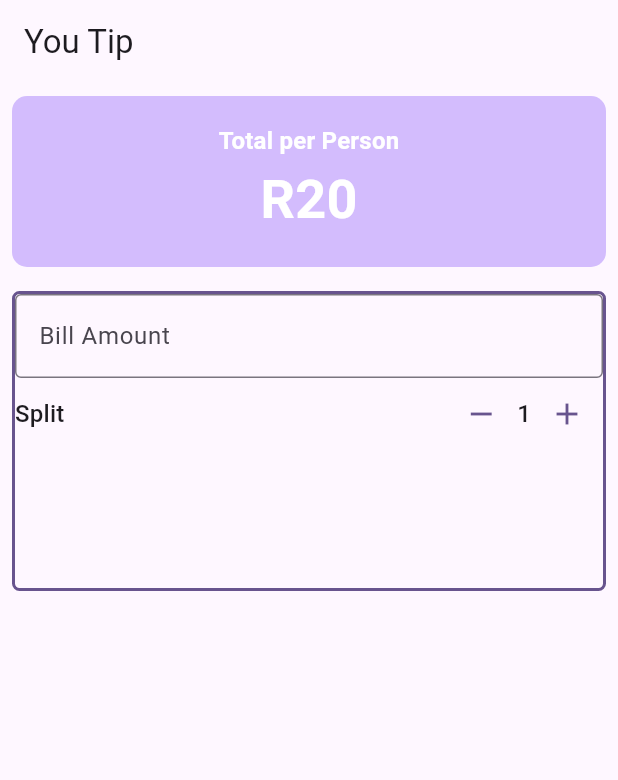
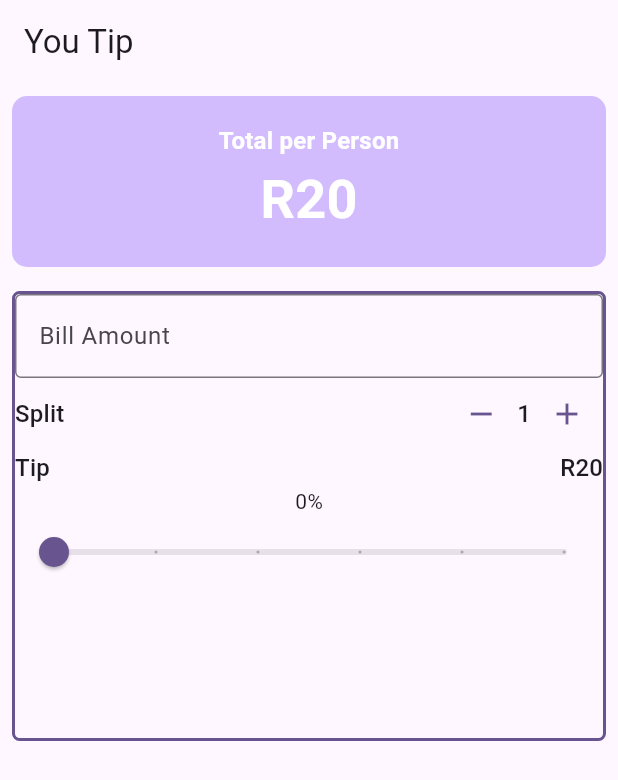
Before and after one commit to andredippenaar/your_tip, a Flutter app: the screen it shows after launch, on a phone screen of 412 x 824 dp. Shown: the top 780 px of the screen. Run offline on Flutter 3.47's test engine with Material 3 defaults, Android fonts, the phone set to English and light mode, and no system bars.

Commit message:
Add the TipPercentage and Slider Widgets

```diff
--- a/lib/main.dart
+++ b/lib/main.dart
@@ -32,6 +32,8 @@ class YourTip extends StatefulWidget {
 
 class _YourTipState extends State<YourTip> {
   int _personCount = 1;
+
+  double _tipPercentage = 0.0;
 
   // Methods
   void increment() {
@@ -90,7 +92,7 @@ class _YourTipState extends State<YourTip> {
             padding: const EdgeInsets.all(8.0),
             child: Container(
               width: 100,
-              height: 200,
+              height: 300,
               decoration: BoxDecoration(
                 borderRadius: BorderRadius.circular(5),
                 border: Border.all(color: theme.colorScheme.primary, width: 2),
@@ -105,7 +107,7 @@ class _YourTipState extends State<YourTip> {
                     keyboardType: TextInputType.number,
                     onChanged: (String value) {},
                   ),
-                  // Split bill area
+                  // === Split bill area ==
                   Row(
                     mainAxisAlignment: MainAxisAlignment.spaceBetween,
                     children: [
@@ -118,9 +120,40 @@ class _YourTipState extends State<YourTip> {
                         personCount: _personCount,
                         onDecrement: decrement,
                         onIncrement: increment,
-                      )
+                      ),
                     ],
-                  )
+                  ),
+                  // === Tip Section ==
+                  Row(
+                    mainAxisAlignment: MainAxisAlignment.spaceBetween,
+                    children: [
+                      Text(
+                        'Tip',
+                        style: theme.textTheme.titleMedium,
+                      ),
+                      Text(
+                        'R20',
+                        style: theme.textTheme.titleMedium,
+                      ),
+                    ],
+                  ),
+
+                  // === Slider Text ==
+                  Text('${(_tipPercentage * 100).round()}%'),
+
+                  // == Tip Slider ==
+                  Slider(
+                    value: _tipPercentage,
+                    onChanged: (value) {
+                      setState(() {
+                        _tipPercentage = value;
+                      });
+                    },
+                    min: 0,
+                    max: 0.5,
+                    divisions: 5,
+                    // label: '${(_tipPercentage * 100).round()}%',
+                  ),
                 ],
               ),
             ),
```
